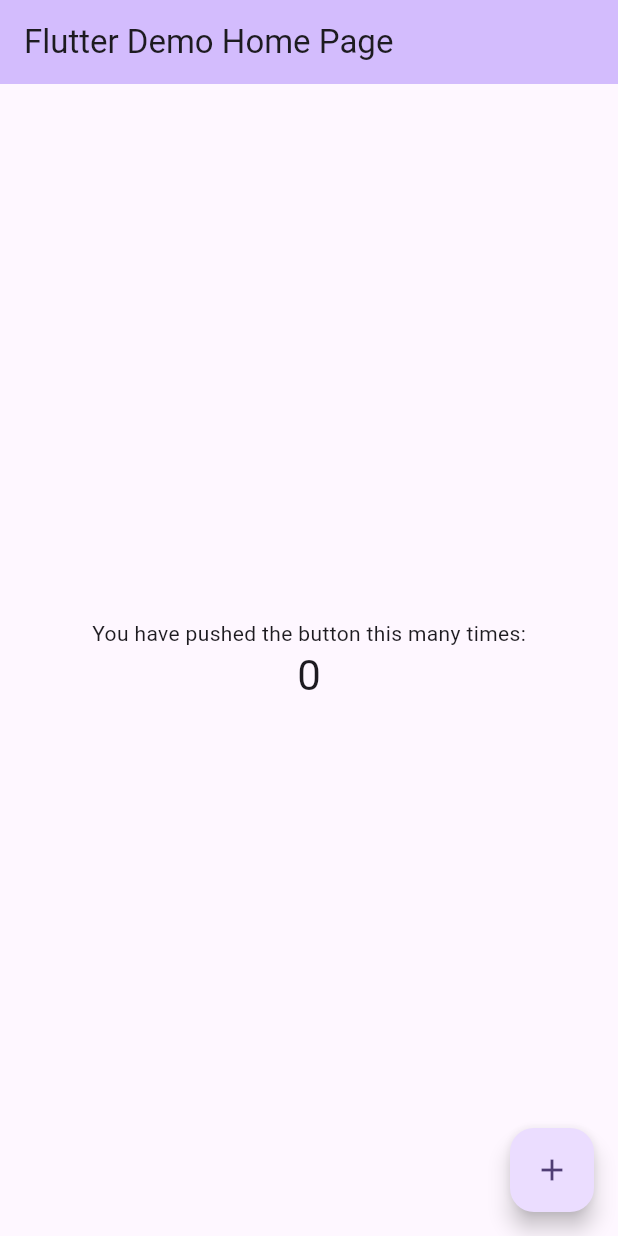
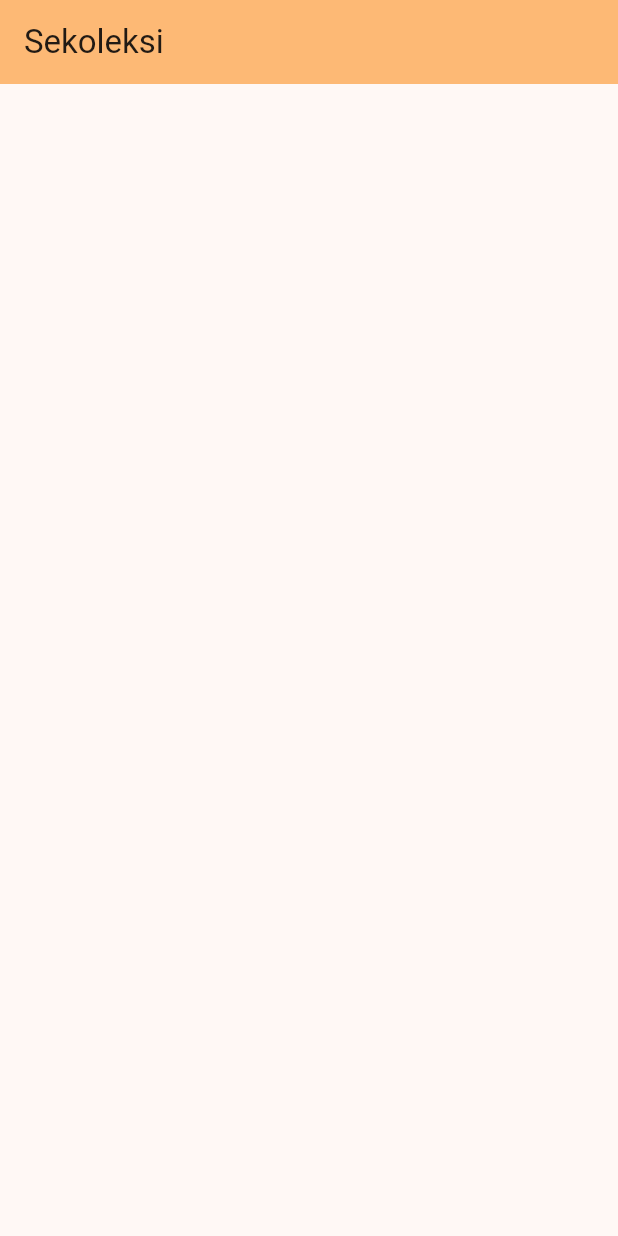
Before and after one commit to secona/sekoleksi-mobile, a Flutter app: the screen it shows after launch, on a phone screen of 412 x 824 dp. Run offline on Flutter 3.47's test engine with Material 3 defaults, Android fonts, the phone set to English and light mode, and no system bars.

Commit message:
feat: appbar

```diff
--- /dev/null
+++ b/lib/home.dart
@@ -0,0 +1,19 @@
+import 'package:flutter/material.dart';
+
+class HomePage extends StatelessWidget {
+  const HomePage({super.key});
+
+  final String npm = '2306152411';
+  final String name = 'Muhammad Vito Secona';
+  final String className = 'PBP F';
+
+  @override
+  Widget build(BuildContext context) {
+    return Scaffold(
+      appBar: AppBar(
+        backgroundColor: Theme.of(context).colorScheme.inversePrimary,
+        title: const Text("Sekoleksi"),
+      ),
+    );
+  }
+}
--- a/lib/main.dart
+++ b/lib/main.dart
@@ -1,4 +1,5 @@
 import 'package:flutter/material.dart';
+import 'package:sekoleksi_mobile/home.dart';
 
 void main() {
   runApp(const MyApp());
@@ -7,119 +8,15 @@
 class MyApp extends StatelessWidget {
   const MyApp({super.key});
 
-  // This widget is the root of your application.
   @override
   Widget build(BuildContext context) {
     return MaterialApp(
       title: 'Flutter Demo',
       theme: ThemeData(
-        // This is the theme of your application.
-        //
-        // TRY THIS: Try running your application with "flutter run". You'll see
-        // the application has a purple toolbar. Then, without quitting the app,
-        // try changing the seedColor in the colorScheme below to Colors.green
-        // and then invoke "hot reload" (save your changes or press the "hot
-        // reload" button in a Flutter-supported IDE, or press "r" if you used
-        // the command line to start the app).
-        //
-        // Notice that the counter didn't reset back to zero; the application
-        // state is not lost during the reload. To reset the state, use hot
-        // restart instead.
-        //
-        // This works for code too, not just values: Most code changes can be
-        // tested with just a hot reload.
-        colorScheme: ColorScheme.fromSeed(seedColor: Colors.deepPurple),
+        colorScheme: ColorScheme.fromSeed(seedColor: Colors.orange),
         useMaterial3: true,
       ),
-      home: const MyHomePage(title: 'Flutter Demo Home Page'),
+      home: const HomePage(),
     );
   }
 }
-
-class MyHomePage extends StatefulWidget {
-  const MyHomePage({super.key, required this.title});
-
-  // This widget is the home page of your application. It is stateful, meaning
-  // that it has a State object (defined below) that contains fields that affect
-  // how it looks.
-
-  // This class is the configuration for the state. It holds the values (in this
-  // case the title) provided by the parent (in this case the App widget) and
-  // used by the build method of the State. Fields in a Widget subclass are
-  // always marked "final".
-
-  final String title;
-
-  @override
-  State<MyHomePage> createState() => _MyHomePageState();
-}
-
-class _MyHomePageState extends State<MyHomePage> {
-  int _counter = 0;
-
-  void _incrementCounter() {
-    setState(() {
-      // This call to setState tells the Flutter framework that something has
-      // changed in this State, which causes it to rerun the build method below
-      // so that the display can reflect the updated values. If we changed
-      // _counter without calling setState(), then the build method would not be
-      // called again, and so nothing would appear to happen.
-      _counter++;
-    });
-  }
-
-  @override
-  Widget build(BuildContext context) {
-    // This method is rerun every time setState is called, for instance as done
-    // by the _incrementCounter method above.
-    //
-    // The Flutter framework has been optimized to make rerunning build methods
-    // fast, so that you can just rebuild anything that needs updating rather
-    // than having to individually change instances of widgets.
-    return Scaffold(
-      appBar: AppBar(
-        // TRY THIS: Try changing the color here to a specific color (to
-        // Colors.amber, perhaps?) and trigger a hot reload to see the AppBar
-        // change color while the other colors stay the same.
-        backgroundColor: Theme.of(context).colorScheme.inversePrimary,
-        // Here we take the value from the MyHomePage object that was created by
-        // the App.build method, and use it to set our appbar title.
-        title: Text(widget.title),
-      ),
-      body: Center(
-        // Center is a layout widget. It takes a single child and positions it
-        // in the middle of the parent.
-        child: Column(
-          // Column is also a layout widget. It takes a list of children and
-          // arranges them vertically. By default, it sizes itself to fit its
-          // children horizontally, and tries to be as tall as its parent.
-          //
-          // Column has various properties to control how it sizes itself and
-          // how it positions its children. Here we use mainAxisAlignment to
-          // center the children vertically; the main axis here is the vertical
-          // axis because Columns are vertical (the cross axis would be
-          // horizontal).
-          //
-          // TRY THIS: Invoke "debug painting" (choose the "Toggle Debug Paint"
-          // action in the IDE, or press "p" in the console), to see the
-          // wireframe for each widget.
-          mainAxisAlignment: MainAxisAlignment.center,
-          children: <Widget>[
-            const Text(
-              'You have pushed the button this many times:',
-            ),
-            Text(
-              '$_counter',
-              style: Theme.of(context).textTheme.headlineMedium,
-            ),
-          ],
-        ),
-      ),
-      floatingActionButton: FloatingActionButton(
-        onPressed: _incrementCounter,
-        tooltip: 'Increment',
-        child: const Icon(Icons.add),
-      ), // This trailing comma makes auto-formatting nicer for build methods.
-    );
-  }
-}
```
